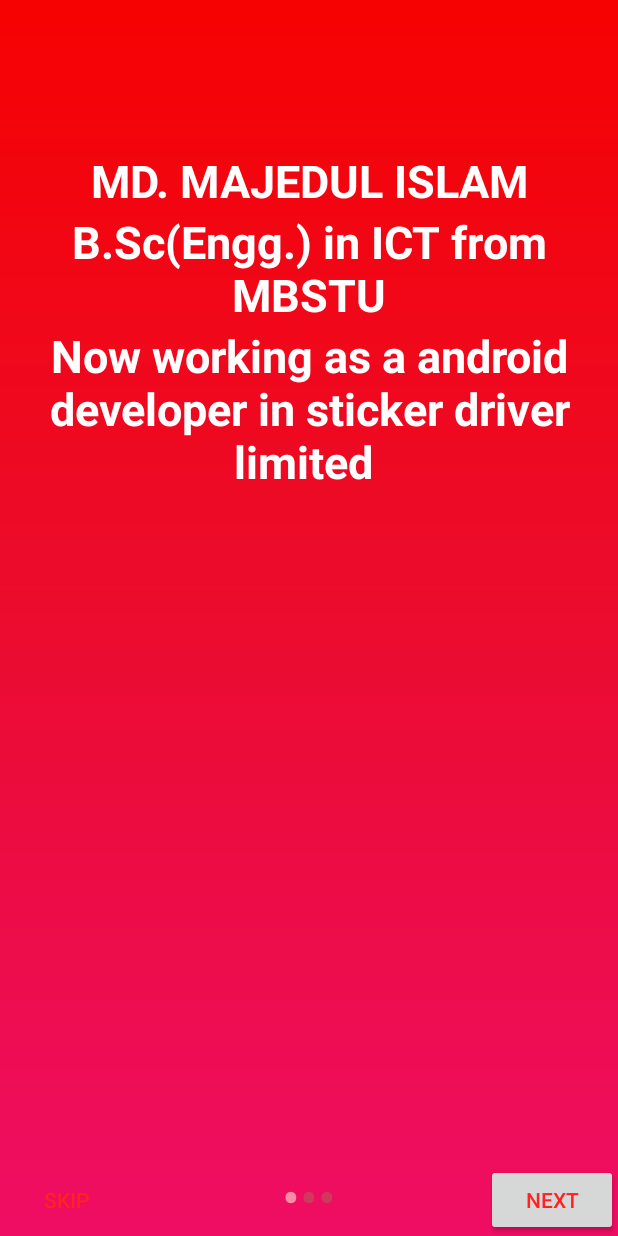
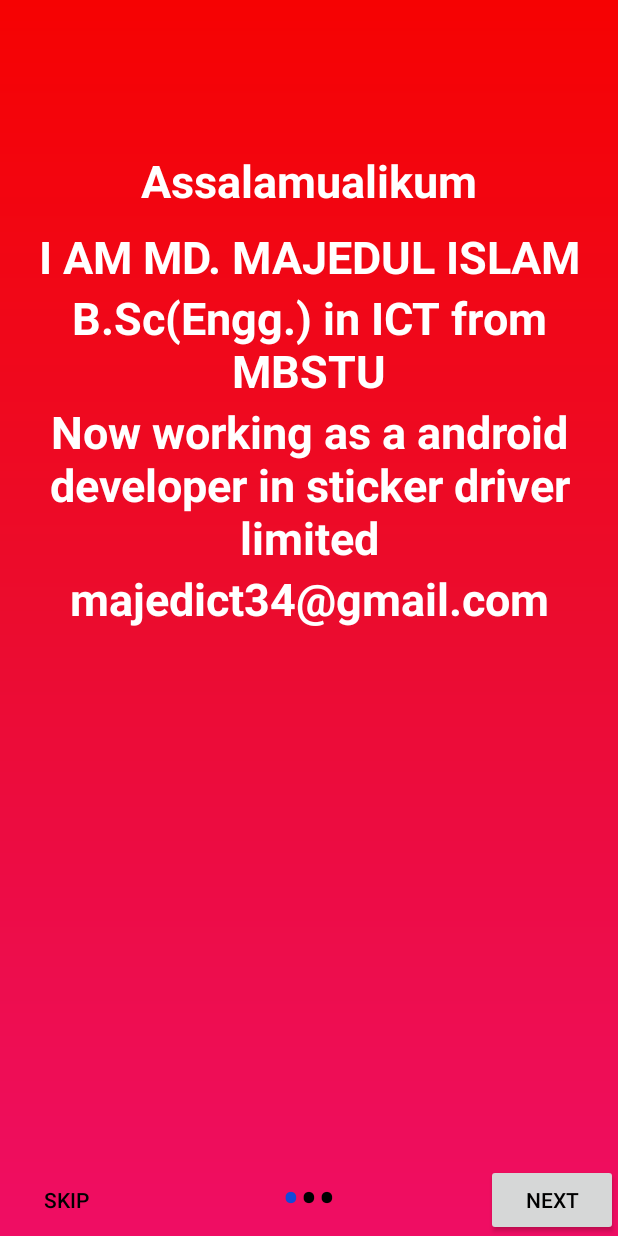
Before and after one commit to majedul123/NewsViews, an Android app: the screen it shows after launch (SpalashScreen), on a phone screen of 412 x 824 dp. Run offline under Robolectric (Android 15) with nearby library versions, the phone set to English and light mode, and no system bars; our stand-ins replace ButterKnife.

Commit message:
some ui changes

```diff
--- a/app/src/main/AndroidManifest.xml
+++ b/app/src/main/AndroidManifest.xml
@@ -7,7 +7,7 @@
     <application
         android:name=".Utils.App"
         android:allowBackup="true"
-        android:icon="@mipmap/ic_launcher"
+        android:icon="@mipmap/ic_launcher_round"
         android:label="@string/app_name"
         android:roundIcon="@mipmap/ic_launcher_round"
         android:supportsRtl="true"
--- a/app/src/main/java/com/example/newsviews/Activity/MainActivity.java
+++ b/app/src/main/java/com/example/newsviews/Activity/MainActivity.java
@@ -58,8 +58,7 @@ public class MainActivity extends AppCompatActivity {
 
 
         mAppBarConfiguration = new AppBarConfiguration.Builder(
-                R.id.nav_home, R.id.nav_gallery, R.id.nav_slideshow
-        )
+                R.id.nav_home, R.id.nav_gallery, R.id.nav_slideshow)
                 .setDrawerLayout(drawer)
                 .build();
         NavController navController = Navigation.findNavController(this, R.id.nav_host_fragment);
--- a/app/src/main/java/com/example/newsviews/Activity/SpalashScreen.java
+++ b/app/src/main/java/com/example/newsviews/Activity/SpalashScreen.java
@@ -1,6 +1,7 @@
 package com.example.newsviews.Activity;
 
 import androidx.appcompat.app.AppCompatActivity;
+import androidx.appcompat.widget.SearchView;
 import androidx.viewpager.widget.PagerAdapter;
 import androidx.viewpager.widget.ViewPager;
 
@@ -21,21 +22,34 @@ import android.widget.LinearLayout;
 import android.widget.TextView;
 
 import com.example.newsviews.R;
+import com.example.newsviews.Utils.Session;
+
+import butterknife.BindView;
+import butterknife.ButterKnife;
 
 
 public class SpalashScreen extends AppCompatActivity {
 
-    private ViewPager viewPager;
+
+    @BindView(R.id.view_pager)
+    ViewPager viewPager;
+
     private MyViewPagerAdapter myViewPagerAdapter;
-    private LinearLayout dotsLayout;
+    @BindView(R.id.layoutDots)
+    LinearLayout dotsLayout;
+    @BindView(R.id.btn_skip)
+    Button btnSkip;
+    @BindView(R.id.btn_next)
+    Button btnNext;
+
+
     private TextView[] dots;
     private int[] layouts;
-    private Button btnSkip, btnNext;
     private Session session;
+
     @Override
     protected void onCreate(Bundle savedInstanceState) {
         super.onCreate(savedInstanceState);
-
 
         session = new Session(this);
         if (!session.isFirstTimeLaunch()) {
@@ -44,18 +58,12 @@ public class SpalashScreen extends AppCompatActivity {
         }
 
 
-
         if (Build.VERSION.SDK_INT >= 21) {
             getWindow().getDecorView().setSystemUiVisibility(View.SYSTEM_UI_FLAG_LAYOUT_STABLE | View.SYSTEM_UI_FLAG_LAYOUT_FULLSCREEN);
         }
 
         setContentView(R.layout.activity_spalash_screen);
-
-        viewPager =  findViewById(R.id.view_pager);
-        dotsLayout =findViewById(R.id.layoutDots);
-        btnSkip = findViewById(R.id.btn_skip);
-        btnNext =  findViewById(R.id.btn_next);
-
+        ButterKnife.bind(this);
 
 
         layouts = new int[]{
@@ -123,7 +131,7 @@ public class SpalashScreen extends AppCompatActivity {
         finish();
     }
 
-    private void lunchsecondaryscreen(){
+    private void lunchsecondaryscreen() {
         session.setFirstTimeLaunch(false);
         startActivity(new Intent(SpalashScreen.this, SecondarySpalashScreen.class));
         finish();
--- a/app/src/main/java/com/example/newsviews/Fragment/ExitFragment.java
+++ b/app/src/main/java/com/example/newsviews/Fragment/ExitFragment.java
@@ -19,6 +19,7 @@ public class ExitFragment extends Fragment {
 
         View root = inflater.inflate(R.layout.fragment_exit, container, false);
 
+        getActivity().finish();
         return root;
     }
 }
--- a/app/src/main/java/com/example/newsviews/Activity/Session.java
+++ b/app/src/main/java/com/example/newsviews/Utils/Session.java
@@ -1,4 +1,4 @@
-package com.example.newsviews.Activity;
+package com.example.newsviews.Utils;
 
 import android.content.Context;
 import android.content.SharedPreferences;
@@ -12,7 +12,7 @@ public class Session {
     int PRIVATE_MODE = 0;
 
     // Shared preferences file name
-    private static final String PREF_NAME = "snow-intro-slider";
+    private static final String PREF_NAME = "majedul";
 
     private static final String IS_FIRST_TIME_LAUNCH = "IsFirstTimeLaunch";
 
--- a/app/src/main/res/layout/activity_spalash_screen.xml
+++ b/app/src/main/res/layout/activity_spalash_screen.xml
@@ -5,11 +5,12 @@
     android:layout_height="match_parent"
 
     tools:context=".Activity.SpalashScreen">
+
     <androidx.viewpager.widget.ViewPager
+        android:id="@+id/view_pager"
         android:layout_width="match_parent"
-        android:layout_height="match_parent"
-        android:id="@+id/view_pager"
-        />
+        android:layout_height="match_parent" />
+
     <LinearLayout
         android:id="@+id/layoutDots"
         android:layout_width="match_parent"
@@ -17,33 +18,31 @@
         android:layout_alignParentBottom="true"
         android:layout_marginBottom="@dimen/dots_margin_bottom"
         android:gravity="center"
-        android:orientation="horizontal">
-    </LinearLayout>
+        android:orientation="horizontal"></LinearLayout>
 
     <View
         android:layout_width="match_parent"
         android:layout_height="1dp"
-        android:alpha=".5"
         android:layout_above="@id/layoutDots"
-         />
+        android:alpha=".5" />
 
     <Button
         android:id="@+id/btn_next"
         android:layout_width="wrap_content"
         android:layout_height="wrap_content"
+        android:layout_alignParentRight="true"
         android:layout_alignParentBottom="true"
-        android:layout_alignParentRight="true"
         android:text="@string/next"
-        android:textColor="#ff22" />
+        android:textColor="#000" />
 
     <Button
         android:id="@+id/btn_skip"
         android:layout_width="wrap_content"
         android:layout_height="wrap_content"
+        android:layout_alignParentLeft="true"
         android:layout_alignParentBottom="true"
-        android:layout_alignParentLeft="true"
         android:background="@null"
         android:text="@string/skip"
-        android:textColor="#ff22" />
+        android:textColor="#000" />
 
 </RelativeLayout>
--- a/app/src/main/res/layout/myself.xml
+++ b/app/src/main/res/layout/myself.xml
@@ -5,36 +5,62 @@
     android:background="@drawable/spalash_color"
     android:orientation="vertical">
 
-
     <TextView
-        android:textColor="#FFF"
         android:layout_width="match_parent"
         android:layout_height="wrap_content"
         android:layout_marginTop="100dp"
-        android:text="MD. MAJEDUL ISLAM"
+        android:text="@string/salam"
         android:textAlignment="center"
+        android:textColor="#FFF"
         android:textSize="30dp"
         android:textStyle="bold"
 
         />
+
+
+    <TextView
+        android:layout_width="match_parent"
+        android:layout_height="wrap_content"
+        android:layout_marginTop="@dimen/name"
+        android:text="@string/name"
+        android:textAlignment="center"
+        android:textColor="#FFF"
+        android:textSize="30dp"
+        android:textStyle="bold"
+
+        />
+
     <TextView
         android:layout_width="match_parent"
         android:layout_height="wrap_content"
 
+        android:text="@string/degree"
+        android:textAlignment="center"
         android:textColor="#FFF"
-        android:text="B.Sc(Engg.) in ICT from MBSTU"
-        android:textAlignment="center"
         android:textSize="30dp"
         android:textStyle="bold"
 
         />
+
     <TextView
         android:layout_width="match_parent"
         android:layout_height="wrap_content"
 
+        android:text="@string/work"
+        android:textAlignment="center"
         android:textColor="#FFF"
-        android:text="Now working as a android developer in sticker driver limited "
+        android:textSize="30dp"
+        android:textStyle="bold"
+
+        />
+
+    <TextView
+        android:layout_width="match_parent"
+        android:layout_height="wrap_content"
+
+        android:text="@string/contact"
         android:textAlignment="center"
+        android:textColor="#FFF"
         android:textSize="30dp"
         android:textStyle="bold"
 
--- a/app/src/main/res/layout/news_list.xml
+++ b/app/src/main/res/layout/news_list.xml
@@ -37,7 +37,7 @@
             android:layout_width="match_parent"
             android:layout_height="wrap_content"
             android:layout_marginTop="@dimen/title"
-            android:text="Title tiafuiiiiiii aui  ui"
+            android:textColor="#0B53E0"
             android:textSize="16dp"
             android:id="@+id/title"
             android:textStyle="bold" />
--- a/app/src/main/res/values/colors.xml
+++ b/app/src/main/res/values/colors.xml
@@ -4,24 +4,24 @@
     <color name="colorPrimaryDark">#e53935</color>
     <color name="colorAccent">#FF4081</color>
 
-    <color name="dot_light_screen1">#f98da5</color>
-    <color name="dot_light_screen2">#8cf9eb</color>
-    <color name="dot_light_screen3">#93c6fd</color>
+    <color name="dot_light_screen1">#124AD8</color>
+    <color name="dot_light_screen2">#124AD8</color>
+    <color name="dot_light_screen3">#124AD8</color>
 
-    <color name="dot_dark_screen1">#d1395c</color>
-    <color name="dot_dark_screen2">#14a895</color>
-    <color name="dot_dark_screen3">#2278d4</color>
+    <color name="dot_dark_screen1">#000</color>
+    <color name="dot_dark_screen2">#000</color>
+    <color name="dot_dark_screen3">#000</color>
 
 
     <array name="array_dot_active">
         <item>@color/dot_light_screen1</item>
         <item>@color/dot_light_screen2</item>
         <item>@color/dot_light_screen3</item>
-      </array>
+    </array>
 
     <array name="array_dot_inactive">
         <item>@color/dot_dark_screen1</item>
         <item>@color/dot_dark_screen2</item>
         <item>@color/dot_dark_screen3</item>
-       </array>
+    </array>
 </resources>
--- a/app/src/main/res/values/dimens.xml
+++ b/app/src/main/res/values/dimens.xml
@@ -15,6 +15,7 @@
     <dimen name="nav_header_height">160dp</dimen>
     <dimen name="title">10dp</dimen>
     <dimen name="image_height">130dp</dimen>
+    <dimen name="name">10dp</dimen>
     <!-- Default screen margins, per the Android Design guidelines. -->
 
 </resources>
--- a/app/src/main/res/values/strings.xml
+++ b/app/src/main/res/values/strings.xml
@@ -26,6 +26,11 @@
 
     <!-- TODO: Remove or change this placeholder text -->
     <string name="hello_blank_fragment">Hello blank fragment</string>
+    <string name="contact">majedict34@gmail.com</string>
+    <string name="work">Now working as a android developer in sticker driver limited</string>
+    <string name="degree">B.Sc(Engg.) in ICT from MBSTU</string>
+    <string name="name">I AM MD. MAJEDUL ISLAM</string>
+    <string name="salam">Assalamualikum</string>
 
 
 </resources>
```
Also changed, not shown: app/src/main/java/com/example/newsviews/Adapter/NewsAdapter.java (+6 -1 lines), app/src/main/java/com/example/newsviews/Fragment/NumberFragment.java (deleted, +0 -79 lines), app/src/main/res/color/blue.xml (added, +8 -0 lines), app/src/main/res/drawable/last_page_color.xml (added, +8 -0 lines), app/src/main/res/layout/fragment_number.xml (deleted, +0 -15 lines), app/src/main/res/layout/newsviews.xml (+16 -2 lines), app/src/main/res/layout/other.xml (+14 -1 lines). Lines whose indentation alone changed are shown as unchanged.
